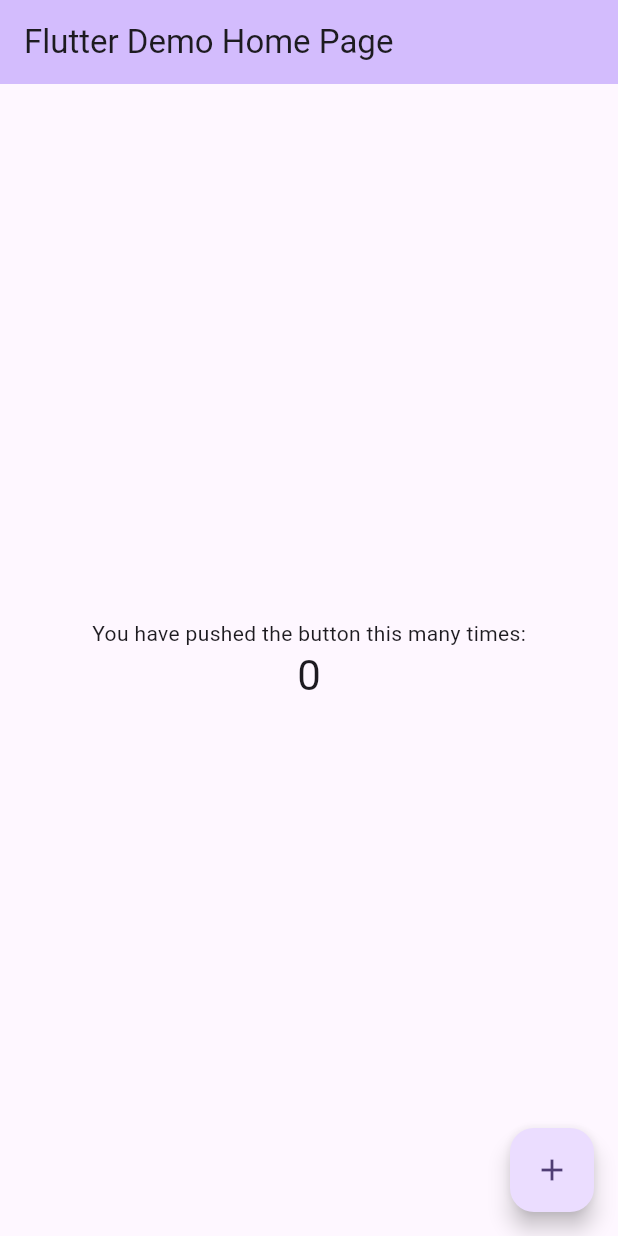
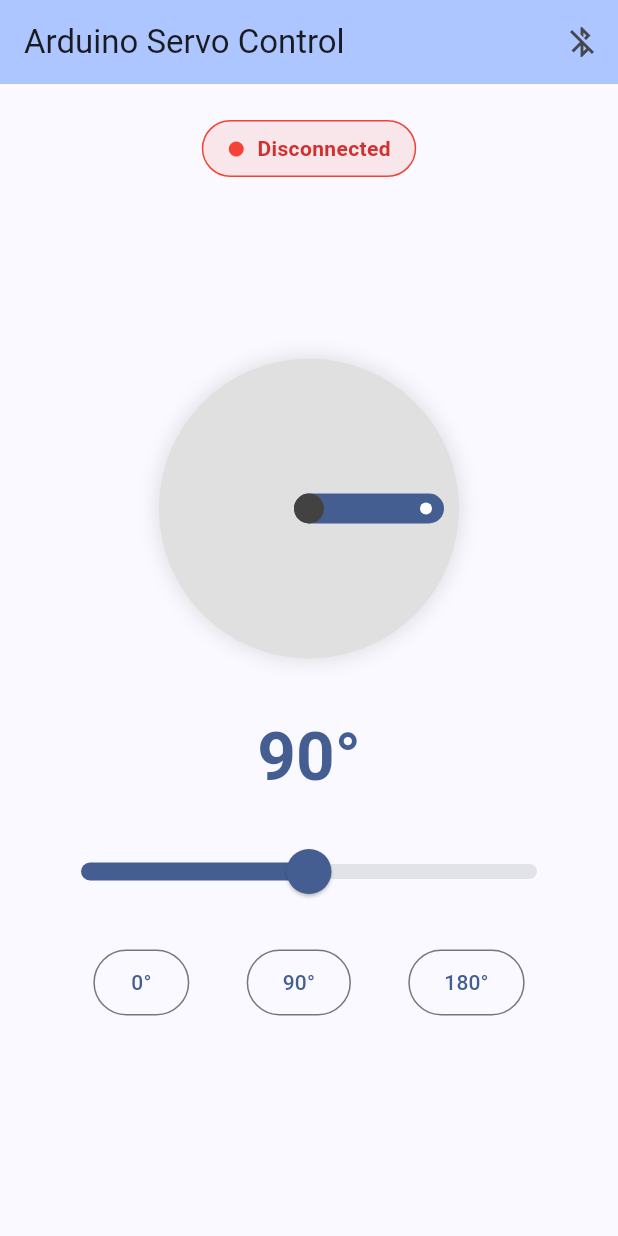
Before and after one commit to could-ai/019ba184-d818-71b6-867c-73e33402129e, a Flutter app: the screen it shows after launch, on a phone screen of 412 x 824 dp. Run offline on Flutter 3.47's test engine with Material 3 defaults, Android fonts, the phone set to English and light mode, and no system bars.

Commit message:
Replaced the default counter app with a Servo Motor Controller interface. - Added a visual representation of a servo arm that rotates based on the selected angle. - Implemented a slider to control the angle from 0 to 180 degrees. - Added preset buttons for 0, 90, and 180 degrees. - Included a mock Bluetooth connection status indicator and toggle. - Prepared the structure to send data to an Arduino (currently logs to console).

```diff
--- a/usr/lib/main.dart
+++ b/usr/lib/main.dart
@@ -1,123 +1,252 @@
 import 'package:flutter/material.dart';
+import 'dart:math' as math;
 
 void main() {
-  runApp(const MyApp());
+  runApp(const ServoApp());
 }
 
-class MyApp extends StatelessWidget {
-  const MyApp({super.key});
+class ServoApp extends StatelessWidget {
+  const ServoApp({super.key});
 
-  // This widget is the root of your application.
   @override
   Widget build(BuildContext context) {
     return MaterialApp(
-      title: 'Flutter Demo',
+      title: 'Servo Controller',
       debugShowCheckedModeBanner: false,
       theme: ThemeData(
-        // This is the theme of your application.
-        //
-        // TRY THIS: Try running your application with "flutter run". You'll see
-        // the application has a purple toolbar. Then, without quitting the app,
-        // try changing the seedColor in the colorScheme below to Colors.green
-        // and then invoke "hot reload" (save your changes or press the "hot
-        // reload" button in a Flutter-supported IDE, or press "r" if you used
-        // the command line to start the app).
-        //
-        // Notice that the counter didn't reset back to zero; the application
-        // state is not lost during the reload. To reset the state, use hot
-        // restart instead.
-        //
-        // This works for code too, not just values: Most code changes can be
-        // tested with just a hot reload.
-        colorScheme: ColorScheme.fromSeed(seedColor: Colors.deepPurple),
+        colorScheme: ColorScheme.fromSeed(seedColor: Colors.blueAccent),
+        useMaterial3: true,
       ),
       initialRoute: '/',
       routes: {
-        '/': (context) => const MyHomePage(title: 'Flutter Demo Home Page'),
+        '/': (context) => const ServoControlScreen(),
       },
     );
   }
 }
 
-class MyHomePage extends StatefulWidget {
-  const MyHomePage({super.key, required this.title});
-
-  // This widget is the home page of your application. It is stateful, meaning
-  // that it has a State object (defined below) that contains fields that affect
-  // how it looks.
-
-  // This class is the configuration for the state. It holds the values (in this
-  // case the title) provided by the parent (in this case the App widget) and
-  // used by the build method of the State. Fields in a Widget subclass are
-  // always marked "final".
-
-  final String title;
+class ServoControlScreen extends StatefulWidget {
+  const ServoControlScreen({super.key});
 
   @override
-  State<MyHomePage> createState() => _MyHomePageState();
+  State<ServoControlScreen> createState() => _ServoControlScreenState();
 }
 
-class _MyHomePageState extends State<MyHomePage> {
-  int _counter = 0;
+class _ServoControlScreenState extends State<ServoControlScreen> {
+  // Servo state
+  double _currentAngle = 90.0;
+  bool _isConnected = false;
+  String _statusMessage = "Disconnected";
 
-  void _incrementCounter() {
+  // Simulate connecting to an Arduino via Bluetooth
+  void _toggleConnection() {
     setState(() {
-      // This call to setState tells the Flutter framework that something has
-      // changed in this State, which causes it to rerun the build method below
-      // so that the display can reflect the updated values. If we changed
-      // _counter without calling setState(), then the build method would not be
-      // called again, and so nothing would appear to happen.
-      _counter++;
+      if (_isConnected) {
+        _isConnected = false;
+        _statusMessage = "Disconnected";
+      } else {
+        // Simulate connection delay
+        _statusMessage = "Connecting...";
+        Future.delayed(const Duration(seconds: 1), () {
+          if (mounted) {
+            setState(() {
+              _isConnected = true;
+              _statusMessage = "Connected to HC-05";
+            });
+          }
+        });
+      }
     });
+  }
+
+  // Update angle and simulate sending data
+  void _updateAngle(double value) {
+    setState(() {
+      _currentAngle = value;
+    });
+
+    if (_isConnected) {
+      // In a real app, you would send this value via Bluetooth here
+      // e.g., bluetoothCharacteristic.write([value.toInt()]);
+      debugPrint("Sending to Arduino: ${value.toInt()}");
+    }
   }
 
   @override
   Widget build(BuildContext context) {
-    // This method is rerun every time setState is called, for instance as done
-    // by the _incrementCounter method above.
-    //
-    // The Flutter framework has been optimized to make rerunning build methods
-    // fast, so that you can just rebuild anything that needs updating rather
-    // than having to individually change instances of widgets.
     return Scaffold(
       appBar: AppBar(
-        // TRY THIS: Try changing the color here to a specific color (to
-        // Colors.amber, perhaps?) and trigger a hot reload to see the AppBar
-        // change color while the other colors stay the same.
+        title: const Text('Arduino Servo Control'),
         backgroundColor: Theme.of(context).colorScheme.inversePrimary,
-        // Here we take the value from the MyHomePage object that was created by
-        // the App.build method, and use it to set our appbar title.
-        title: Text(widget.title),
+        actions: [
+          IconButton(
+            icon: Icon(_isConnected ? Icons.bluetooth_connected : Icons.bluetooth_disabled),
+            onPressed: _toggleConnection,
+            tooltip: _isConnected ? 'Disconnect' : 'Connect',
+          )
+        ],
       ),
       body: Center(
-        // Center is a layout widget. It takes a single child and positions it
-        // in the middle of the parent.
-        child: Column(
-          // Column is also a layout widget. It takes a list of children and
-          // arranges them vertically. By default, it sizes itself to fit its
-          // children horizontally, and tries to be as tall as its parent.
-          //
-          // Column has various properties to control how it sizes itself and
-          // how it positions its children. Here we use mainAxisAlignment to
-          // center the children vertically; the main axis here is the vertical
-          // axis because Columns are vertical (the cross axis would be
-          // horizontal).
-          //
-          // TRY THIS: Invoke "debug painting" (choose the "Toggle Debug Paint"
-          // action in the IDE, or press "p" in the console), to see the
-          // wireframe for each widget.
-          mainAxisAlignment: MainAxisAlignment.center,
-          children: <Widget>[
-            const Text('You have pushed the button this many times:'),
-            Text('$_counter', style: Theme.of(context).textTheme.headlineMedium),
-          ],
+        child: ConstrainedBox(
+          constraints: const BoxConstraints(maxWidth: 600),
+          child: Padding(
+            padding: const EdgeInsets.all(24.0),
+            child: Column(
+              mainAxisAlignment: MainAxisAlignment.center,
+              children: [
+                // Status Indicator
+                Container(
+                  padding: const EdgeInsets.symmetric(horizontal: 16, vertical: 8),
+                  decoration: BoxDecoration(
+                    color: _isConnected ? Colors.green.withOpacity(0.1) : Colors.red.withOpacity(0.1),
+                    borderRadius: BorderRadius.circular(20),
+                    border: Border.all(
+                      color: _isConnected ? Colors.green : Colors.red,
+                    ),
+                  ),
+                  child: Row(
+                    mainAxisSize: MainAxisSize.min,
+                    children: [
+                      Icon(
+                        Icons.circle,
+                        size: 12,
+                        color: _isConnected ? Colors.green : Colors.red,
+                      ),
+                      const SizedBox(width: 8),
+                      Text(
+                        _statusMessage,
+                        style: TextStyle(
+                          color: _isConnected ? Colors.green[700] : Colors.red[700],
+                          fontWeight: FontWeight.bold,
+                        ),
+                      ),
+                    ],
+                  ),
+                ),
+
+                const Spacer(),
+
+                // Visual Representation of Servo Arm
+                Stack(
+                  alignment: Alignment.center,
+                  children: [
+                    // Servo Body
+                    Container(
+                      width: 200,
+                      height: 200,
+                      decoration: BoxDecoration(
+                        color: Colors.grey[300],
+                        shape: BoxShape.circle,
+                        boxShadow: [
+                          BoxShadow(
+                            color: Colors.black.withOpacity(0.1),
+                            blurRadius: 10,
+                            spreadRadius: 2,
+                          )
+                        ],
+                      ),
+                    ),
+                    // Rotating Arm
+                    Transform.rotate(
+                      angle: (_currentAngle - 90) * (math.pi / 180),
+                      child: Container(
+                        width: 180,
+                        height: 40,
+                        alignment: Alignment.centerRight,
+                        child: Container(
+                          width: 100,
+                          height: 20,
+                          decoration: BoxDecoration(
+                            color: Theme.of(context).primaryColor,
+                            borderRadius: BorderRadius.circular(10),
+                          ),
+                          child: Align(
+                            alignment: Alignment.centerRight,
+                            child: Padding(
+                              padding: const EdgeInsets.only(right: 8.0),
+                              child: Container(
+                                width: 8,
+                                height: 8,
+                                decoration: const BoxDecoration(
+                                  color: Colors.white,
+                                  shape: BoxShape.circle,
+                                ),
+                              ),
+                            ),
+                          ),
+                        ),
+                      ),
+                    ),
+                    // Center Pin
+                    Container(
+                      width: 20,
+                      height: 20,
+                      decoration: BoxDecoration(
+                        color: Colors.grey[800],
+                        shape: BoxShape.circle,
+                      ),
+                    ),
+                  ],
+                ),
+
+                const SizedBox(height: 40),
+
+                // Angle Display
+                Text(
+                  '${_currentAngle.toInt()}°',
+                  style: Theme.of(context).textTheme.displayMedium?.copyWith(
+                    fontWeight: FontWeight.bold,
+                    color: Theme.of(context).primaryColor,
+                  ),
+                ),
+
+                const SizedBox(height: 20),
+
+                // Slider Control
+                SliderTheme(
+                  data: SliderTheme.of(context).copyWith(
+                    trackHeight: 10,
+                    thumbShape: const RoundSliderThumbShape(enabledThumbRadius: 15),
+                    overlayShape: const RoundSliderOverlayShape(overlayRadius: 30),
+                  ),
+                  child: Slider(
+                    value: _currentAngle,
+                    min: 0,
+                    max: 180,
+                    divisions: 180,
+                    label: _currentAngle.round().toString(),
+                    onChanged: _updateAngle,
+                  ),
+                ),
+
+                const SizedBox(height: 20),
+
+                // Quick Presets
+                Row(
+                  mainAxisAlignment: MainAxisAlignment.spaceEvenly,
+                  children: [
+                    _buildPresetButton(0),
+                    _buildPresetButton(90),
+                    _buildPresetButton(180),
+                  ],
+                ),
+
+                const Spacer(),
+              ],
+            ),
+          ),
         ),
       ),
-      floatingActionButton: FloatingActionButton(
-        onPressed: _incrementCounter,
-        tooltip: 'Increment',
-        child: const Icon(Icons.add),
-      ), // This trailing comma makes auto-formatting nicer for build methods.
+    );
+  }
+
+  Widget _buildPresetButton(double angle) {
+    return OutlinedButton(
+      onPressed: () => _updateAngle(angle),
+      style: OutlinedButton.styleFrom(
+        padding: const EdgeInsets.symmetric(horizontal: 24, vertical: 12),
+      ),
+      child: Text('${angle.toInt()}°'),
     );
   }
 }
```
